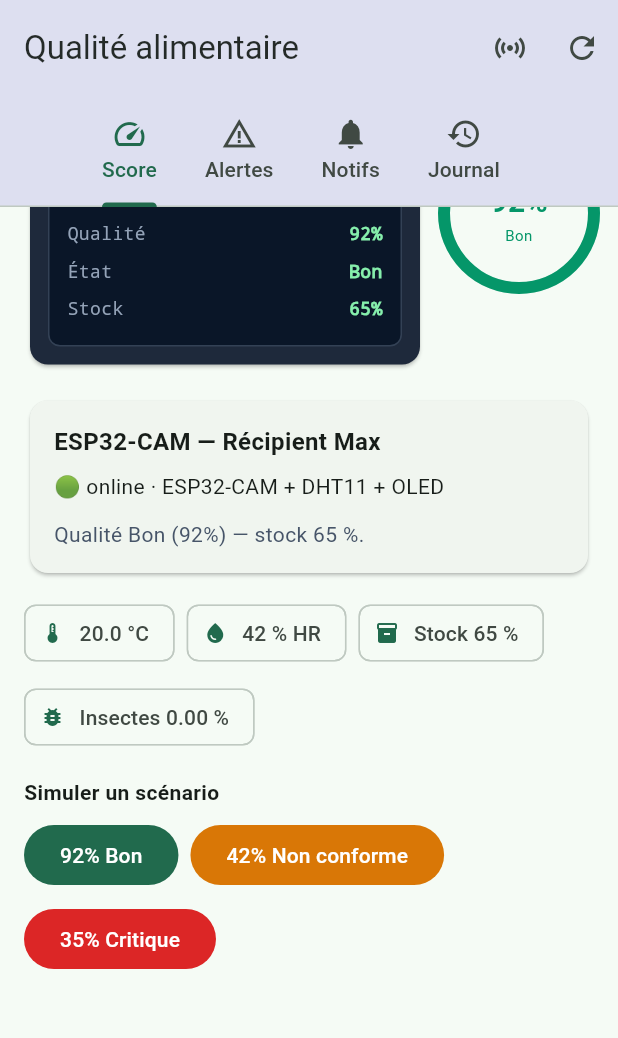
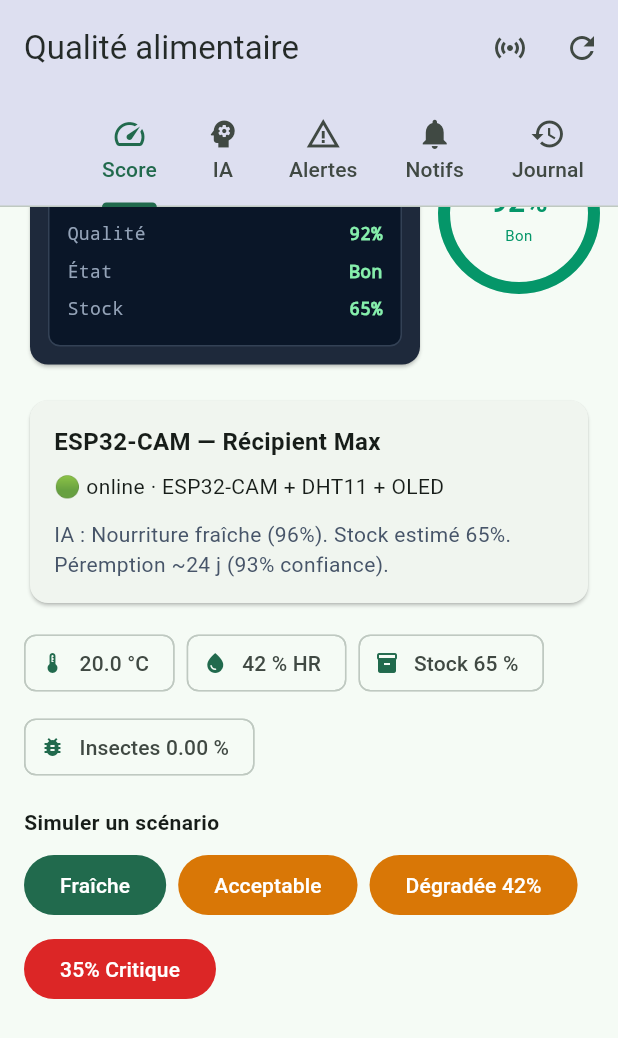
Before and after one commit to GhassenEl/frontend-petfood, a Flutter app: the FoodQualityScreen screen opened directly with empty values, scrolled down 226 dp, on a phone screen of 412 x 824 dp. Shown: the top 1038 px of the screen. Run offline on Flutter 3.47's test engine with Material 3 defaults, Android fonts, the phone set to English and light mode, and no system bars; our stand-ins replace shared_preferences; accounts and stored records are empty; network calls fail.

Commit message:
feat(mobile): IA qualite alimentaire classification moisissures stock peremption
Onglet IA Flutter avec classification automatique, vision moisissures, estimation stock et prediction date de peremption.

Co-authored-by: Cursor <cursoragent@cursor.com>

```diff
--- a/mobile_app/lib/models/food_quality.dart
+++ b/mobile_app/lib/models/food_quality.dart
@@ -49,6 +49,18 @@ class FoodQualityReading {
     this.isNonConforme = false,
     this.anomalyDetected = false,
     this.analyzedAt,
+    this.aiClassification,
+    this.aiClassificationLabel,
+    this.aiClassificationConfidence,
+    this.moldDetected,
+    this.moldSeverity,
+    this.moldConfidence,
+    this.moldRegions,
+    this.stockEstimateConfidence,
+    this.expirationDate,
+    this.expirationDaysRemaining,
+    this.expirationConfidence,
+    this.expirationRisk,
   });
 
   final String quality;
@@ -69,6 +81,20 @@ class FoodQualityReading {
   final bool isNonConforme;
   final bool anomalyDetected;
   final DateTime? analyzedAt;
+  final String? aiClassification;
+  final String? aiClassificationLabel;
+  final double? aiClassificationConfidence;
+  final bool? moldDetected;
+  final String? moldSeverity;
+  final double? moldConfidence;
+  final int? moldRegions;
+  final double? stockEstimateConfidence;
+  final DateTime? expirationDate;
+  final int? expirationDaysRemaining;
+  final double? expirationConfidence;
+  final String? expirationRisk;
+
+  String get aiClassLabel => aiClassificationLabel ?? displayState;
 
   String get displayState {
     if (isNonConforme && !isCritical) return 'Nourriture non conforme';
@@ -105,6 +131,18 @@ class FoodQualityReading {
         isNonConforme: j['isNonConforme'] == true || ((j['qualityScore'] as num?)?.toInt() ?? 100) < 50,
         anomalyDetected: j['anomalyDetected'] == true,
         analyzedAt: j['analyzedAt'] != null ? DateTime.tryParse(j['analyzedAt'].toString()) : null,
+        aiClassification: j['aiClassification']?.toString(),
+        aiClassificationLabel: j['aiClassificationLabel']?.toString(),
+        aiClassificationConfidence: (j['aiClassificationConfidence'] as num?)?.toDouble(),
+        moldDetected: j['moldDetected'] == true,
+        moldSeverity: j['moldSeverity']?.toString(),
+        moldConfidence: (j['moldConfidence'] as num?)?.toDouble(),
+        moldRegions: (j['moldRegions'] as num?)?.toInt(),
+        stockEstimateConfidence: (j['stockEstimateConfidence'] as num?)?.toDouble(),
+        expirationDate: j['expirationDate'] != null ? DateTime.tryParse(j['expirationDate'].toString()) : null,
+        expirationDaysRemaining: (j['expirationDaysRemaining'] as num?)?.toInt(),
+        expirationConfidence: (j['expirationConfidence'] as num?)?.toDouble(),
+        expirationRisk: j['expirationRisk']?.toString(),
       );
 }
 
--- a/mobile_app/lib/screens/food_quality_screen.dart
+++ b/mobile_app/lib/screens/food_quality_screen.dart
@@ -4,6 +4,7 @@ import 'package:intl/intl.dart';
 import '../models/food_quality.dart';
 import '../services/auth_service.dart';
 import '../services/food_quality_engine.dart';
+import '../widgets/food_quality_ai_panel.dart';
 import '../services/food_quality_repository.dart';
 
 class FoodQualityScreen extends StatefulWidget {
@@ -17,7 +18,7 @@ class FoodQualityScreen extends StatefulWidget {
 
 class _FoodQualityScreenState extends State<FoodQualityScreen> with SingleTickerProviderStateMixin {
   late final FoodQualityRepository _repo = FoodQualityRepository(widget.auth.api);
-  late final TabController _tabs = TabController(length: 4, vsync: this);
+  late final TabController _tabs = TabController(length: 5, vsync: this);
 
   FoodQualityState? _state;
   List<AppNotification> _notifications = [];
@@ -140,6 +141,7 @@ class _FoodQualityScreenState extends State<FoodQualityScreen> with SingleTicker
               isScrollable: true,
               tabs: const [
                 Tab(icon: Icon(Icons.speed), text: 'Score'),
+                Tab(icon: Icon(Icons.psychology), text: 'IA'),
                 Tab(icon: Icon(Icons.warning_amber), text: 'Alertes'),
                 Tab(icon: Icon(Icons.notifications), text: 'Notifs'),
                 Tab(icon: Icon(Icons.history), text: 'Journal'),
@@ -157,6 +159,7 @@ class _FoodQualityScreenState extends State<FoodQualityScreen> with SingleTicker
                     live: _live,
                     onSimulate: _simulate,
                   ),
+                  _AiTab(reading: _state?.current),
                   _AlertsTab(alerts: _alerts),
                   _NotificationsTab(notifications: _notifications),
                   _JournalTab(journal: _journal),
@@ -247,11 +250,16 @@ class _ScoreTab extends StatelessWidget {
           spacing: 8,
           runSpacing: 8,
           children: [
-            FilledButton(onPressed: () => onSimulate('good'), child: const Text('92% Bon')),
+            FilledButton(onPressed: () => onSimulate('good'), child: const Text('Fraîche')),
+            FilledButton(
+              style: FilledButton.styleFrom(backgroundColor: const Color(0xFFD97706)),
+              onPressed: () => onSimulate('warning'),
+              child: const Text('Acceptable'),
+            ),
             FilledButton(
               style: FilledButton.styleFrom(backgroundColor: const Color(0xFFD97706)),
               onPressed: () => onSimulate('deteriorated'),
-              child: const Text('42% Non conforme'),
+              child: const Text('Dégradée 42%'),
             ),
             FilledButton(
               style: FilledButton.styleFrom(backgroundColor: const Color(0xFFDC2626)),
@@ -260,6 +268,34 @@ class _ScoreTab extends StatelessWidget {
             ),
           ],
         ),
+      ],
+    );
+  }
+}
+
+class _AiTab extends StatelessWidget {
+  const _AiTab({required this.reading});
+  final FoodQualityReading? reading;
+
+  @override
+  Widget build(BuildContext context) {
+    if (reading == null) {
+      return const Center(child: Text('Aucune analyse IA'));
+    }
+    return ListView(
+      padding: const EdgeInsets.all(16),
+      children: [
+        FoodQualityAiPanel(reading: reading!),
+        if (reading!.aiSummary != null) ...[
+          const SizedBox(height: 12),
+          Card(
+            color: const Color(0xFFF5F3FF),
+            child: Padding(
+              padding: const EdgeInsets.all(14),
+              child: Text(reading!.aiSummary!, style: const TextStyle(fontSize: 13, height: 1.45)),
+            ),
+          ),
+        ],
       ],
     );
   }
@@ -470,8 +506,11 @@ class _JournalTab extends StatelessWidget {
         return Card(
           child: ListTile(
             leading: CircleAvatar(backgroundColor: c.withValues(alpha: 0.15), child: Text('${r.qualityScore}', style: TextStyle(color: c, fontWeight: FontWeight.bold, fontSize: 12))),
-            title: Text(r.displayState),
-            subtitle: Text('Stock ${r.stockLevelPct ?? '—'} % · ${r.temperatureC?.toStringAsFixed(1) ?? '—'} °C'),
+            title: Text(r.aiClassLabel),
+            subtitle: Text(
+              'Stock ${r.stockLevelPct ?? '—'} % · Péremption ${r.expirationDaysRemaining ?? '—'} j'
+              '${r.moldDetected == true ? ' · Moisissure IA' : ''}',
+            ),
             trailing: Text(_fmt(r.analyzedAt), style: const TextStyle(fontSize: 11)),
           ),
         );
--- /dev/null
+++ b/mobile_app/lib/services/food_quality_ai_engine.dart
@@ -0,0 +1,199 @@
+import '../models/food_quality.dart';
+import '../models/food_quality_ai.dart';
+
+/// Module IA mobile — classification, moisissures, stock, péremption.
+class FoodQualityAiEngine {
+  /// Analyse complète à partir des métriques ESP32-CAM.
+  static FoodAiInsights analyze({
+    required int qualityScore,
+    required double moldPixelRatio,
+    required double insectPixelRatio,
+    required double temperatureC,
+    required double humidityPct,
+    required int stockLevelPct,
+    required double colorShiftScore,
+  }) {
+    final classification = FoodAiClass.fromScore(qualityScore, moldRatio: moldPixelRatio);
+    final classConfidence = _classificationConfidence(qualityScore, moldPixelRatio);
+
+    final moldVision = _detectMoldVision(moldPixelRatio, colorShiftScore);
+    final stock = _estimateStock(stockLevelPct, moldPixelRatio);
+    final expiration = _predictExpiration(
+      qualityScore: qualityScore,
+      moldPixelRatio: moldPixelRatio,
+      temperatureC: temperatureC,
+      humidityPct: humidityPct,
+      classification: classification,
+    );
+
+    return FoodAiInsights(
+      classification: classification,
+      classificationConfidence: classConfidence,
+      moldVision: moldVision,
+      stockEstimation: stock,
+      expiration: expiration,
+    );
+  }
+
+  static FoodQualityReading enrich(FoodQualityReading reading) {
+    final mold = reading.moldPixelRatio ?? 0;
+    final colorShift = _colorShiftFromRgb(reading.avgR, reading.avgG, reading.avgB);
+    final insights = analyze(
+      qualityScore: reading.qualityScore,
+      moldPixelRatio: mold,
+      insectPixelRatio: reading.insectPixelRatio ?? 0,
+      temperatureC: reading.temperatureC ?? 22,
+      humidityPct: reading.humidityPct ?? 45,
+      stockLevelPct: reading.stockLevelPct ?? 65,
+      colorShiftScore: colorShift,
+    );
+
+    final cls = insights.classification;
+    final exp = insights.expiration;
+    final moldV = insights.moldVision;
+
+    return FoodQualityReading(
+      quality: reading.quality,
+      qualityScore: reading.qualityScore,
+      state: cls.id == FoodAiClass.degraded.id ? cls.label : reading.state,
+      label: cls.label,
+      temperatureC: reading.temperatureC,
+      humidityPct: reading.humidityPct,
+      stockLevelPct: insights.stockEstimation.levelPct,
+      moldPixelRatio: reading.moldPixelRatio,
+      insectPixelRatio: reading.insectPixelRatio,
+      avgR: reading.avgR,
+      avgG: reading.avgG,
+      avgB: reading.avgB,
+      isCritical: reading.isCritical,
+      isNonConforme: reading.isNonConforme,
+      anomalyDetected: reading.anomalyDetected || moldV.detected,
+      recommendedAction: _actionForClass(cls, exp.daysRemaining),
+      aiSummary: _buildSummary(cls, insights),
+      analyzedAt: reading.analyzedAt,
+      aiClassification: cls.id,
+      aiClassificationLabel: cls.label,
+      aiClassificationConfidence: insights.classificationConfidence,
+      moldDetected: moldV.detected,
+      moldSeverity: moldV.severity,
+      moldConfidence: moldV.confidence,
+      moldRegions: moldV.regions,
+      stockEstimateConfidence: insights.stockEstimation.confidence,
+      expirationDate: exp.estimatedDate,
+      expirationDaysRemaining: exp.daysRemaining,
+      expirationConfidence: exp.confidence,
+      expirationRisk: exp.riskLevel,
+    );
+  }
+
+  static double _classificationConfidence(int score, double mold) {
+    var c = 0.78 + (score / 100) * 0.15;
+    if (mold > 0.08) c += 0.05;
+    if (score >= 75 || score < 50) c += 0.04;
+    return c.clamp(0.72, 0.97);
+  }
+
+  static MoldVisionResult _detectMoldVision(double moldRatio, double colorShift) {
+    final pct = moldRatio * 100;
+    final detected = moldRatio > 0.025 || (colorShift > 28 && moldRatio > 0.015);
+    String severity = 'none';
+    if (moldRatio > 0.12) {
+      severity = 'high';
+    } else if (moldRatio > 0.06) {
+      severity = 'medium';
+    } else if (detected) {
+      severity = 'low';
+    }
+    final confidence = detected
+        ? (0.82 + moldRatio * 0.8).clamp(0.75, 0.96)
+        : (0.88 - moldRatio * 2).clamp(0.80, 0.94);
+    final regions = detected ? (1 + (moldRatio * 20).round()).clamp(1, 8) : 0;
+    return MoldVisionResult(
+      detected: detected,
+      pixelRatioPct: double.parse(pct.toStringAsFixed(2)),
+      severity: severity,
+      confidence: double.parse(confidence.toStringAsFixed(2)),
+      regions: regions,
+    );
+  }
+
+  static StockEstimation _estimateStock(int levelPct, double moldRatio) {
+    final adjusted = (levelPct * (1 - moldRatio * 0.3)).round().clamp(5, 95);
+    final confidence = (0.85 - moldRatio * 0.5).clamp(0.70, 0.92);
+    String label;
+    if (adjusted < 20) {
+      label = 'Récipient presque vide';
+    } else if (adjusted < 40) {
+      label = 'Stock faible — réapprovisionner';
+    } else {
+      label = 'Niveau suffisant';
+    }
+    return StockEstimation(
+      levelPct: adjusted,
+      confidence: double.parse(confidence.toStringAsFixed(2)),
+      label: label,
+    );
+  }
+
+  static ExpirationPrediction _predictExpiration({
+    required int qualityScore,
+    required double moldPixelRatio,
+    required double temperatureC,
+    required double humidityPct,
+    required FoodAiClass classification,
+  }) {
+    var baseDays = 21;
+    if (classification == FoodAiClass.acceptable) {
+      baseDays = 10;
+    } else if (classification == FoodAiClass.degraded) {
+      baseDays = 2;
+    }
+
+    if (temperatureC > 26) baseDays -= 4;
+    if (humidityPct > 65) baseDays -= 3;
+    if (moldPixelRatio > 0.06) baseDays -= 5;
+    if (qualityScore >= 85) baseDays += 3;
+
+    final days = baseDays.clamp(1, 30);
+    final date = DateTime.now().add(Duration(days: days));
+
+    String risk = 'low';
+    if (days <= 3 || classification == FoodAiClass.degraded) {
+      risk = 'high';
+    } else if (days <= 10) {
+      risk = 'medium';
+    }
+
+    final confidence = (0.75 + (qualityScore / 200) - moldPixelRatio).clamp(0.68, 0.93);
+
+    return ExpirationPrediction(
+      estimatedDate: date,
+      daysRemaining: days,
+      confidence: double.parse(confidence.toStringAsFixed(2)),
+      riskLevel: risk,
+    );
+  }
+
+  static double _colorShiftFromRgb(int? r, int? g, int? b) {
+    if (r == null || g == null) return 0;
+    return ((g - r * 0.3).abs() + (165 - r).abs()) / 3;
+  }
+
+  static String _actionForClass(FoodAiClass cls, int daysLeft) {
+    if (cls == FoodAiClass.degraded) return 'Remplacer l\'aliment immédiatement';
+    if (daysLeft <= 3) return 'Consommer ou remplacer sous 3 jours';
+    if (cls == FoodAiClass.acceptable) return 'Surveiller et ventiler le bac';
+    return 'Aucune action — conservation OK';
+  }
+
+  static String _buildSummary(FoodAiClass cls, FoodAiInsights insights) {
+    final mold = insights.moldVision;
+    final exp = insights.expiration;
+    final stock = insights.stockEstimation;
+    final moldTxt = mold.detected ? 'Moisissure IA : ${mold.severity} (${mold.pixelRatioPct}%). ' : '';
+    return 'IA : ${cls.label} (${(insights.classificationConfidence * 100).round()}%). '
+        '$moldTxt'
+        'Stock estimé ${stock.levelPct}%. '
+        'Péremption ~${exp.daysRemaining} j (${(exp.confidence * 100).round()}% confiance).';
+  }
+}
--- a/mobile_app/lib/services/food_quality_engine.dart
+++ b/mobile_app/lib/services/food_quality_engine.dart
@@ -1,4 +1,5 @@
 import '../models/food_quality.dart';
+import 'food_quality_ai_engine.dart';
 
 /// Moteur démo aligné sur le frontend PetFoodTN (ESP32-CAM).
 class FoodQualityEngine {
@@ -76,7 +77,7 @@ class FoodQualityEngine {
             ? 'Surveiller et ventiler le bac'
             : 'Aucune action';
 
-    return FoodQualityReading(
+    return FoodQualityAiEngine.enrich(FoodQualityReading(
       quality: quality,
       qualityScore: score,
       state: state,
@@ -97,7 +98,7 @@ class FoodQualityEngine {
           ? 'Anomalie IA — $state ($score%). $action.'
           : 'Qualité $state ($score%) — stock $stockLevelPct %.',
       analyzedAt: DateTime.now(),
-    );
+    ));
   }
 
   static FoodQualityReading simulate([String? scenario]) {
@@ -128,7 +129,7 @@ class FoodQualityEngine {
     );
 
     if (scenario == 'deteriorated') {
-      reading = FoodQualityReading(
+      reading = FoodQualityAiEngine.enrich(FoodQualityReading(
         quality: 'bad',
         qualityScore: 42,
         state: 'Nourriture non conforme',
@@ -145,9 +146,9 @@ class FoodQualityEngine {
         isNonConforme: true,
         anomalyDetected: true,
         recommendedAction: 'Remplacer l\'aliment',
-        aiSummary: 'Anomalie IA détectée — nourriture non conforme (42%). Remplacer l\'aliment.',
+        aiSummary: 'Anomalie IA détectée — nourriture dégradée (42%).',
         analyzedAt: DateTime.now(),
-      );
+      ));
     }
 
     return reading;
--- a/mobile_app/lib/services/food_quality_repository.dart
+++ b/mobile_app/lib/services/food_quality_repository.dart
@@ -2,6 +2,7 @@ import 'dart:convert';
 import 'package:shared_preferences/shared_preferences.dart';
 import '../models/food_quality.dart';
 import 'api_client.dart';
+import 'food_quality_ai_engine.dart';
 import 'food_quality_engine.dart';
 
 class FoodQualityRepository {
@@ -15,7 +16,7 @@ class FoodQualityRepository {
     try {
       final data = await api.get('/client/iot/food-quality');
       if (data is Map && data['current'] != null) {
-        return FoodQualityState.fromJson(Map<String, dynamic>.from(data));
+        return _enrichState(FoodQualityState.fromJson(Map<String, dynamic>.from(data)));
       }
     } catch (_) {
       /* fallback demo */
@@ -45,17 +46,21 @@ class FoodQualityRepository {
         'quality': reading.quality,
         'qualityScore': reading.qualityScore,
         'state': reading.state,
+        'aiClassification': reading.aiClassification,
+        'aiClassificationLabel': reading.aiClassificationLabel,
         'temperatureC': reading.temperatureC,
         'humidityPct': reading.humidityPct,
         'stockLevelPct': reading.stockLevelPct,
         'moldPixelRatio': reading.moldPixelRatio,
         'insectPixelRatio': reading.insectPixelRatio,
+        'moldDetected': reading.moldDetected,
+        'expirationDaysRemaining': reading.expirationDaysRemaining,
         'isNonConforme': reading.isNonConforme,
         'anomalyDetected': reading.anomalyDetected,
         'analyzedAt': reading.analyzedAt?.toIso8601String(),
       });
       if (data is Map && data['reading'] != null) {
-        final r = FoodQualityReading.fromJson(Map<String, dynamic>.from(data['reading']));
+        final r = _enrichReading(FoodQualityReading.fromJson(Map<String, dynamic>.from(data['reading'])));
         await _appendJournal(r);
         if (r.isNonConforme) await _storeLocalAlert(r);
         return r;
@@ -66,6 +71,18 @@ class FoodQualityRepository {
     await _appendJournal(reading);
     if (reading.isNonConforme) await _storeLocalAlert(reading);
     return reading;
+  }
+
+  FoodQualityState _enrichState(FoodQualityState state) => FoodQualityState(
+        mode: state.mode,
+        current: _enrichReading(state.current),
+        history: state.history.map(_enrichReading).toList(),
+        device: state.device,
+      );
+
+  FoodQualityReading _enrichReading(FoodQualityReading r) {
+    if (r.aiClassification != null) return r;
+    return FoodQualityAiEngine.enrich(r);
   }
 
   Future<List<AppNotification>> fetchNotifications() async {
@@ -164,6 +181,18 @@ class FoodQualityRepository {
         'recommendedAction': r.recommendedAction,
         'aiSummary': r.aiSummary,
         'analyzedAt': r.analyzedAt?.toIso8601String(),
+        'aiClassification': r.aiClassification,
+        'aiClassificationLabel': r.aiClassificationLabel,
+        'aiClassificationConfidence': r.aiClassificationConfidence,
+        'moldDetected': r.moldDetected,
+        'moldSeverity': r.moldSeverity,
+        'moldConfidence': r.moldConfidence,
+        'moldRegions': r.moldRegions,
+        'stockEstimateConfidence': r.stockEstimateConfidence,
+        'expirationDate': r.expirationDate?.toIso8601String(),
+        'expirationDaysRemaining': r.expirationDaysRemaining,
+        'expirationConfidence': r.expirationConfidence,
+        'expirationRisk': r.expirationRisk,
       };
 
   Map<String, dynamic> _notifToJson(AppNotification n) => {
```
Also changed, not shown: mobile_app/lib/models/food_quality_ai.dart (added, +88 -0 lines), mobile_app/lib/widgets/food_quality_ai_panel.dart (added, +315 -0 lines), 1 other file.
